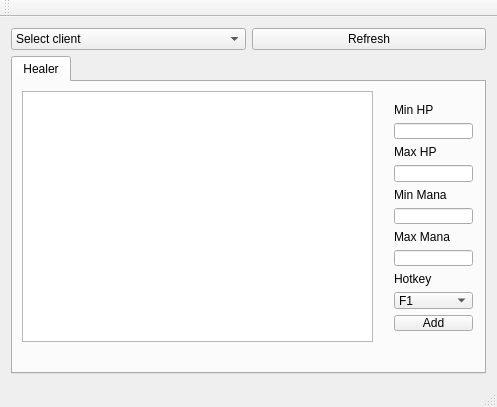
The window that gui/AlmostManualBot/mainwindow.ui (stryku/amb) describes before a commit, drawn with Qt 5.
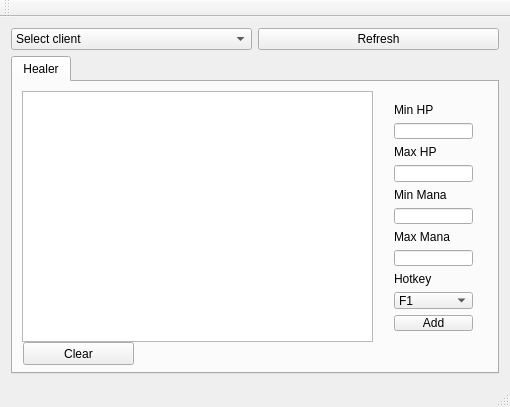
The same window after the commit.

Commit message: can clear healer table now

```diff
--- a/gui/AlmostManualBot/mainwindow.ui
+++ b/gui/AlmostManualBot/mainwindow.ui
@@ -6,7 +6,7 @@
    <rect>
     <x>0</x>
     <y>0</y>
-    <width>497</width>
+    <width>510</width>
     <height>407</height>
    </rect>
   </property>
@@ -180,6 +180,19 @@
          </item>
         </layout>
        </widget>
+       <widget class="QPushButton" name="btnHealerClear">
+        <property name="geometry">
+         <rect>
+          <x>10</x>
+          <y>260</y>
+          <width>111</width>
+          <height>23</height>
+         </rect>
+        </property>
+        <property name="text">
+         <string>Clear</string>
+        </property>
+       </widget>
       </widget>
      </widget>
     </item>
```
Left out of the diff: 2 changed lines with no effect on the pictures. The commit also changes 5 other files.
